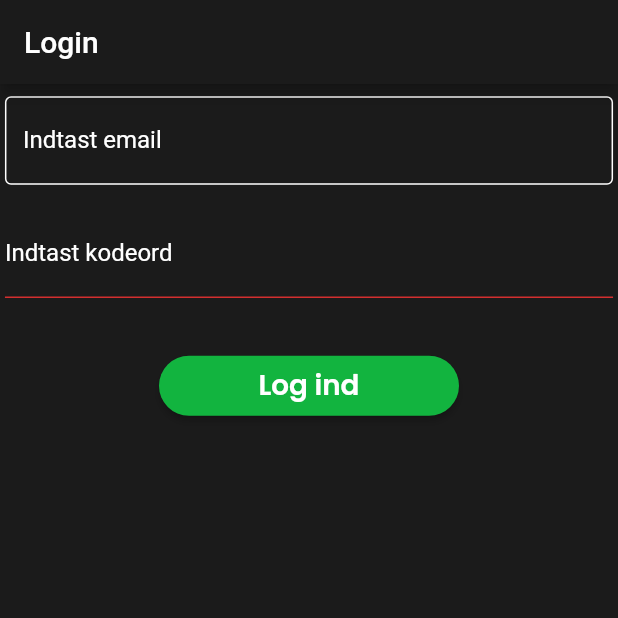
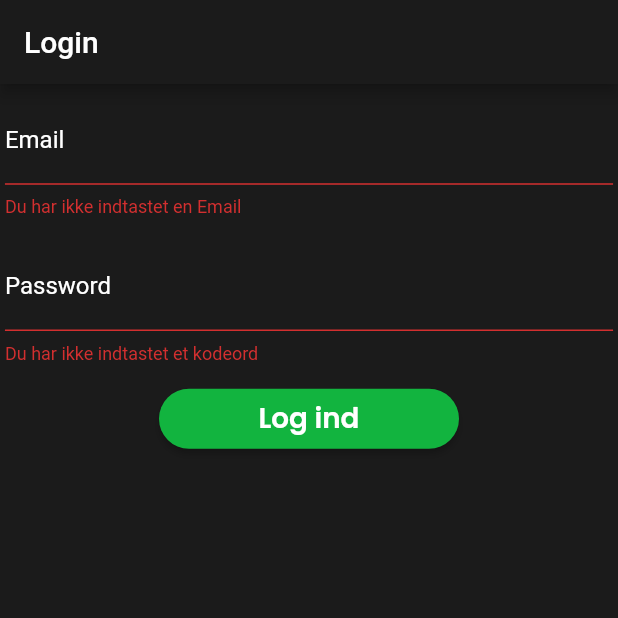
Before and after one commit to MartinBruun/P6, a Flutter app: the screen it shows after launch, after a tap on "Log ind", on a phone screen of 412 x 824 dp, the top half of it. Run offline on Flutter 3.47's test engine with Material 2 defaults, Android fonts, the phone set to English and light mode, and no system bars; our stand-ins replace cached_network_image, connectivity_plus, dio, equatable, flutter_screenutil, flutter_svg and 1 more; missing offline and left inert: connectivity_plus_web, location_web; project files that could hold a hidden picture were left out.

```diff
--- a/washee_app/lib/features/sign_in/presentation/pages/sign_in_screen.dart
+++ b/washee_app/lib/features/sign_in/presentation/pages/sign_in_screen.dart
@@ -6,6 +6,7 @@ import 'package:washee/core/presentation/themes/dimens.dart';
 import 'package:washee/core/presentation/themes/themes.dart';
 import 'package:washee/features/sign_in/domain/usecases/sign_in.dart';
 import 'package:washee/features/sign_in/presentation/pages/wrong_input.dart';
+import 'package:washee/features/sign_in/presentation/widgets/text_input.dart';
 import 'package:washee/injection_container.dart';
 
 class SignInScreen extends StatefulWidget {
@@ -18,9 +19,7 @@ class SignInScreen extends StatefulWidget {
 }
 
 class _SignInScreenState extends State<SignInScreen> {
-  final OutlineInputBorder _borderStyle = OutlineInputBorder(
-    borderSide: BorderSide(color: Colors.white),
-  );
+
 
   final _emailController = TextEditingController();
   final _passwordController = TextEditingController();
@@ -45,42 +44,22 @@ class _SignInScreenState extends State<SignInScreen> {
               key: _formKey,
               child: Column(
                 children: <Widget>[
-                  Padding(
-                    padding:
-                        EdgeInsets.symmetric(horizontal: 8.w, vertical: 16.h),
-                    child: TextFormField(
-                      controller: _emailController,
-                      style: TextStyle(color: Colors.white),
-                      cursorColor: Colors.white,
-                      decoration: InputDecoration(
-                        enabledBorder: _borderStyle,
-                        focusedBorder: _borderStyle,
-                        labelText: 'Indtast email',
-                        labelStyle: TextStyle(color: Colors.white),
-                      ),
-                    ),
+                  TextInput("Email", _emailController, false,
+                    (value) {
+                      if (value == "") {
+                        return "Du har ikke indtastet en Email";
+                      }
+                      return null;
+                    }
                   ),
-                  Padding(
-                      padding:
-                          EdgeInsets.symmetric(horizontal: 8.w, vertical: 16.h),
-                      child: TextFormField(
-                        validator: (value) {
-                          if (value == "hello") {
-                            return "the password cannot be hello";
-                          }
-                          return "";
-                        },
-                        onSaved: (value) {},
-                        controller: _passwordController,
-                        obscureText: true,
-                        style: TextStyle(color: Colors.white),
-                        cursorColor: Colors.white,
-                        decoration: InputDecoration(
-                            enabledBorder: _borderStyle,
-                            focusedBorder: _borderStyle,
-                            labelText: 'Indtast kodeord',
-                            labelStyle: TextStyle(color: Colors.white)),
-                      )),
+                  TextInput("Password", _passwordController, true,
+                    (value) {
+                      if (value == "") {
+                        return "Du har ikke indtastet et kodeord";
+                      }
+                      return null;
+                    }
+                  ),
                   Padding(
                       padding:
                           EdgeInsets.symmetric(horizontal: 8.w, vertical: 16.h),
--- /dev/null
+++ b/washee_app/lib/features/sign_in/presentation/widgets/text_input.dart
@@ -0,0 +1,36 @@
+import 'package:flutter/material.dart';
+import 'package:flutter_screenutil/flutter_screenutil.dart';
+
+class TextInput extends StatelessWidget {
+
+  final String text;
+  final String? Function(String?) validator;
+  final TextEditingController controller;
+  final bool obscure;
+
+  TextInput(this.text, this.controller, this.obscure, this.validator);
+
+  final OutlineInputBorder _borderStyle = OutlineInputBorder(
+    borderSide: BorderSide(color: Colors.white),
+  );
+
+  @override
+  Widget build(BuildContext context) {
+    return Padding(
+      padding: EdgeInsets.symmetric(horizontal: 8.w, vertical: 16.h),
+      child: TextFormField(
+        validator: this.validator,
+        onSaved: (value) {},
+        controller: this.controller,
+        obscureText: obscure,
+        style: TextStyle(color: Colors.white),
+        cursorColor: Colors.white,
+        decoration: InputDecoration(
+            enabledBorder: _borderStyle,
+            focusedBorder: _borderStyle,
+            labelText: this.text,
+            labelStyle: TextStyle(color: Colors.white)),
+      )
+    );
+  }
+}
```
